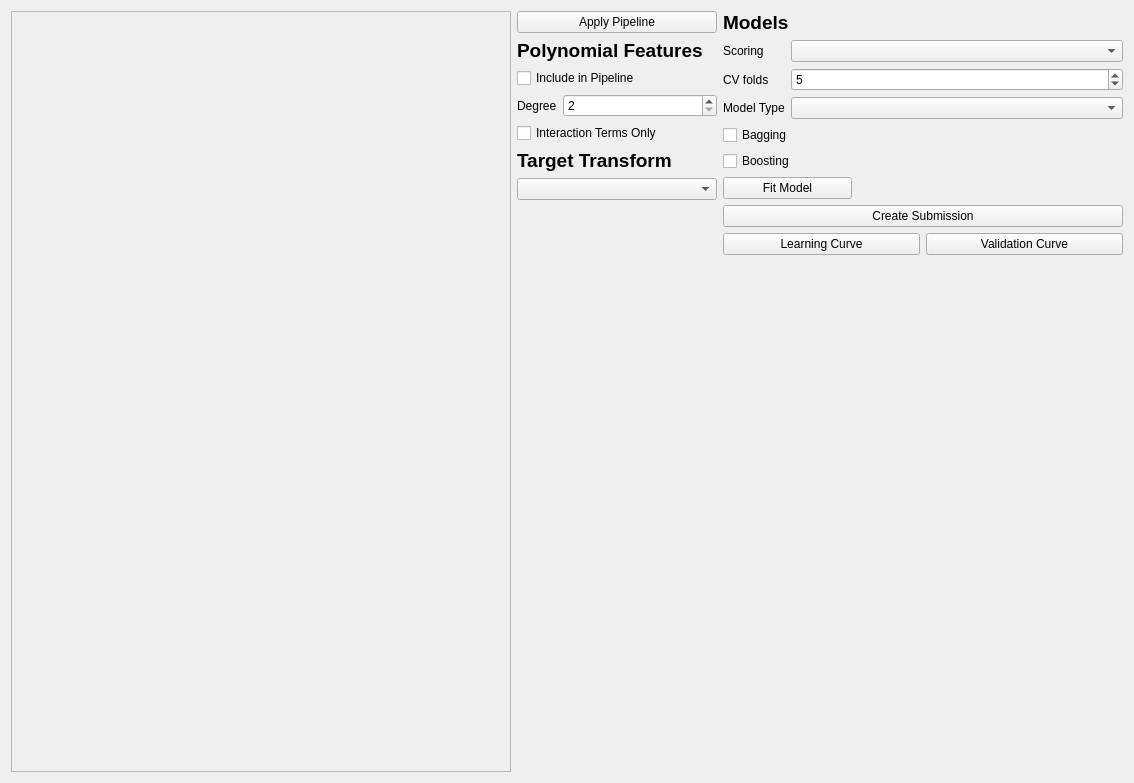
The window that GUIs/model_analysis_gui.ui (afisher000/Machine-Learning) describes before a commit, drawn with Qt 5.
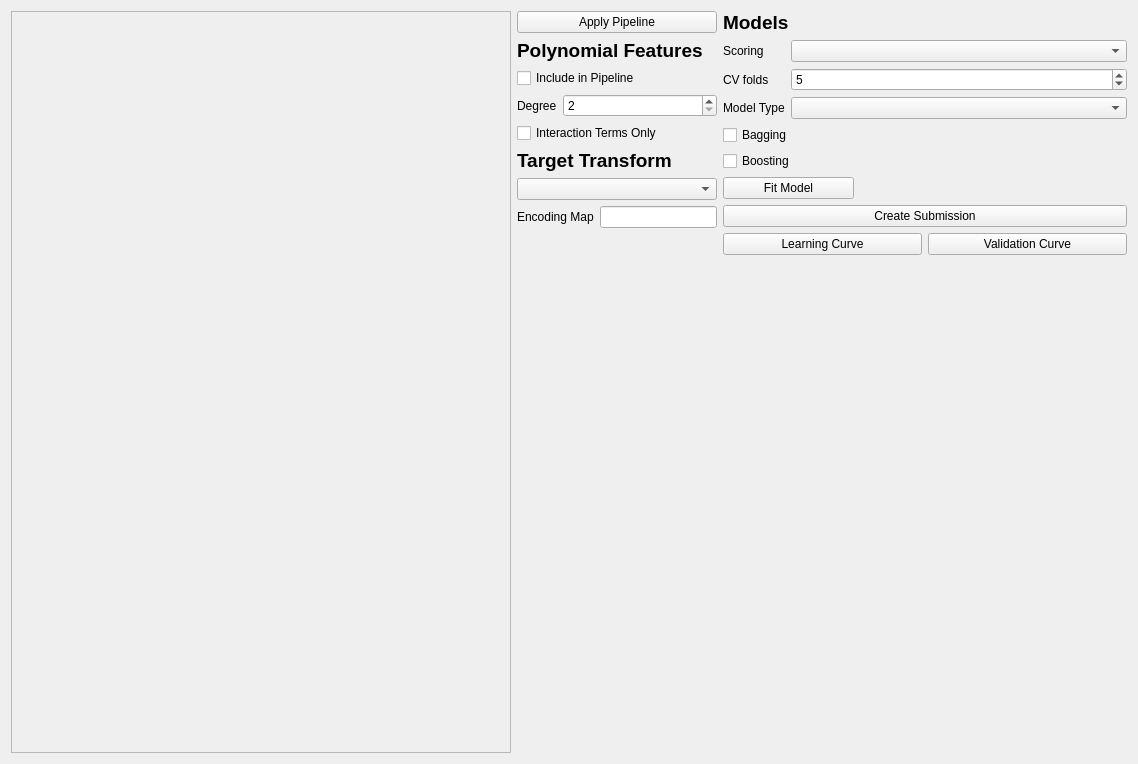
The same window after the commit.

The edit to the form file:
```diff
--- a/GUIs/model_analysis_gui.ui
+++ b/GUIs/model_analysis_gui.ui
@@ -6,8 +6,8 @@
    <rect>
     <x>0</x>
     <y>0</y>
-    <width>1117</width>
-    <height>783</height>
+    <width>1138</width>
+    <height>764</height>
    </rect>
   </property>
   <property name="windowTitle">
@@ -33,7 +33,7 @@
           <x>0</x>
           <y>0</y>
           <width>498</width>
-          <height>761</height>
+          <height>742</height>
          </rect>
         </property>
         <layout class="QGridLayout" name="gridLayout"/>
@@ -132,6 +132,20 @@
          </item>
         </layout>
        </item>
+       <item>
+        <layout class="QHBoxLayout" name="horizontalLayout_2">
+         <item>
+          <widget class="QLabel" name="label_2">
+           <property name="text">
+            <string>Encoding Map</string>
+           </property>
+          </widget>
+         </item>
+         <item>
+          <widget class="QLineEdit" name="encode_lineedit"/>
+         </item>
+        </layout>
+       </item>
        <item>
         <spacer name="verticalSpacer_2">
          <property name="orientation">
```
